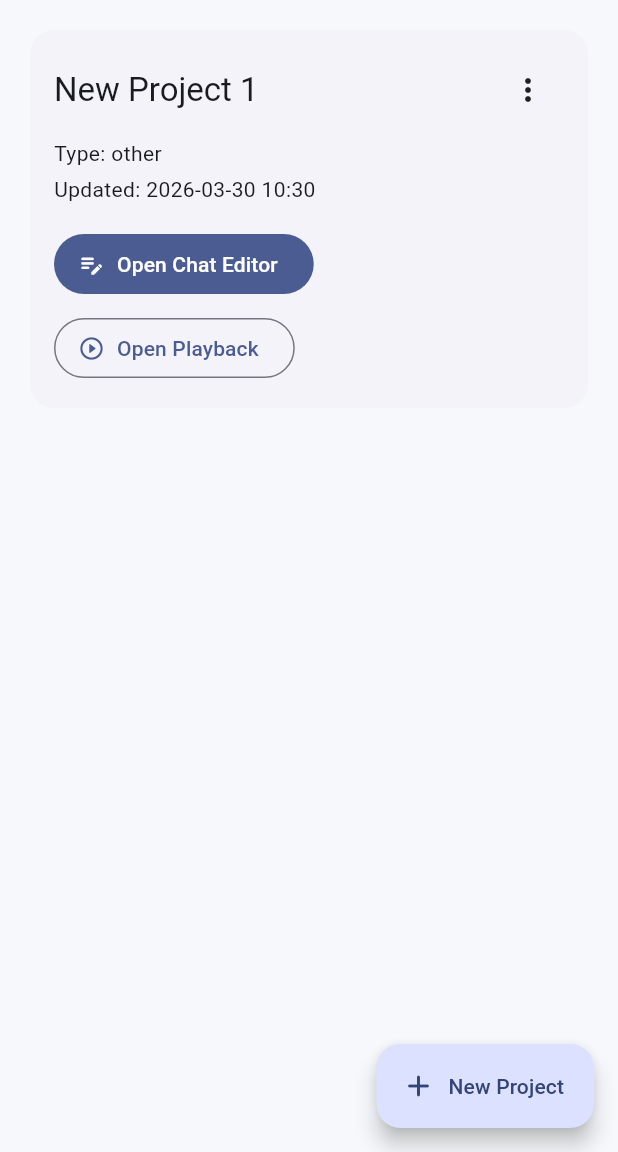
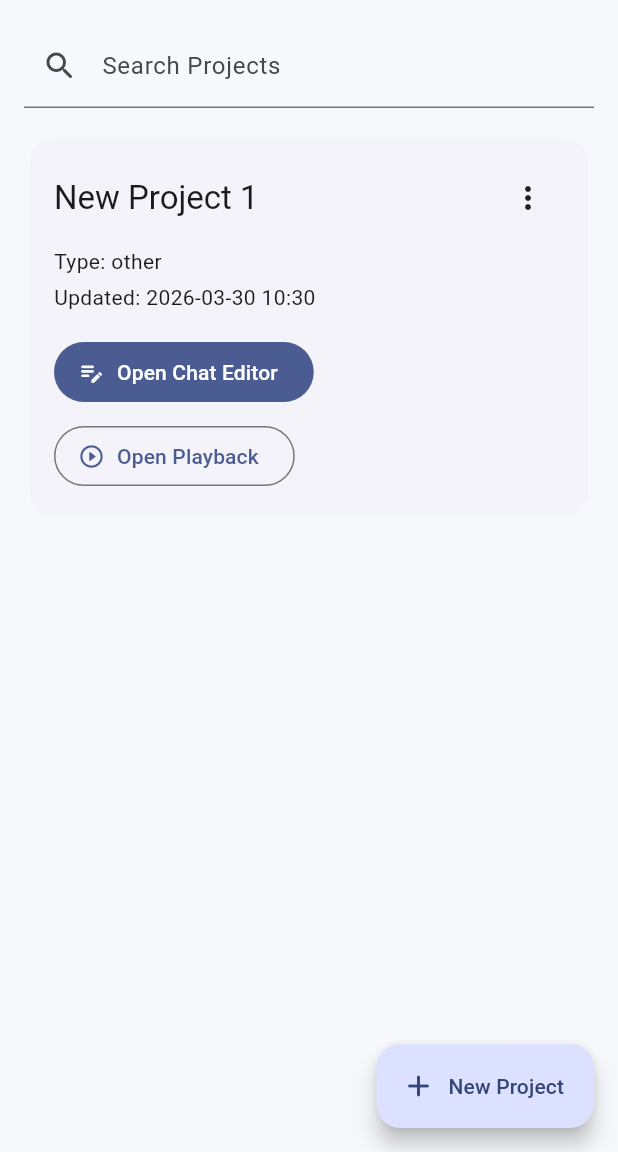
Before and after one commit to k33zo33/production_chat_prop, a Flutter app: the screen it shows after launch, after a tap on "New Project", on a phone screen of 412 x 824 dp, the part 84-1236 px from its top. Run offline on Flutter 3.47's test engine with Material 3 defaults, Android fonts, the phone set to English and light mode, and no system bars; our stand-ins replace flutter_riverpod, go_router, shared_preferences, web.

Commit message:
feat: add project list search filter flow

```diff
--- a/lib/features/projects/presentation/pages/project_list_screen.dart
+++ b/lib/features/projects/presentation/pages/project_list_screen.dart
@@ -4,11 +4,31 @@ import 'package:go_router/go_router.dart';
 import 'package:production_chat_prop/features/projects/domain/project.dart';
 import 'package:production_chat_prop/features/projects/presentation/controllers/projects_controller.dart';
 
-class ProjectListScreen extends ConsumerWidget {
+class ProjectListScreen extends ConsumerStatefulWidget {
   const ProjectListScreen({super.key});
 
   @override
-  Widget build(BuildContext context, WidgetRef ref) {
+  ConsumerState<ProjectListScreen> createState() => _ProjectListScreenState();
+}
+
+class _ProjectListScreenState extends ConsumerState<ProjectListScreen> {
+  late final TextEditingController _searchController;
+  String _searchQuery = '';
+
+  @override
+  void initState() {
+    super.initState();
+    _searchController = TextEditingController();
+  }
+
+  @override
+  void dispose() {
+    _searchController.dispose();
+    super.dispose();
+  }
+
+  @override
+  Widget build(BuildContext context) {
     final projectsState = ref.watch(projectsControllerProvider);
 
     return Scaffold(
@@ -35,14 +55,54 @@ class ProjectListScreen extends ConsumerWidget {
               return const _EmptyProjectState();
             }
 
-            return ListView.separated(
-              padding: const EdgeInsets.fromLTRB(16, 16, 16, 96),
-              itemBuilder: (context, index) {
-                final project = projects[index];
-                return _ProjectCard(project: project);
-              },
-              separatorBuilder: (_, index) => const SizedBox(height: 12),
-              itemCount: projects.length,
+            final normalizedQuery = _searchQuery.trim().toLowerCase();
+            final filteredProjects = normalizedQuery.isEmpty
+                ? projects
+                : projects
+                      .where(
+                        (project) =>
+                            project.name.toLowerCase().contains(normalizedQuery),
+                      )
+                      .toList(growable: false);
+
+            return Column(
+              children: [
+                Padding(
+                  padding: const EdgeInsets.fromLTRB(16, 16, 16, 8),
+                  child: TextField(
+                    key: const Key('projectSearchField'),
+                    controller: _searchController,
+                    decoration: const InputDecoration(
+                      labelText: 'Search Projects',
+                      prefixIcon: Icon(Icons.search_rounded),
+                    ),
+                    onChanged: (value) {
+                      setState(() {
+                        _searchQuery = value;
+                      });
+                    },
+                  ),
+                ),
+                Expanded(
+                  child: filteredProjects.isEmpty
+                      ? const Center(
+                          child: Padding(
+                            padding: EdgeInsets.all(24),
+                            child: Text('No projects match your search.'),
+                          ),
+                        )
+                      : ListView.separated(
+                          padding: const EdgeInsets.fromLTRB(16, 8, 16, 96),
+                          itemBuilder: (context, index) {
+                            final project = filteredProjects[index];
+                            return _ProjectCard(project: project);
+                          },
+                          separatorBuilder: (_, index) =>
+                              const SizedBox(height: 12),
+                          itemCount: filteredProjects.length,
+                        ),
+                ),
+              ],
             );
           },
           loading: () => const Center(child: CircularProgressIndicator()),
```
Also changed, not shown: 1 other file.
